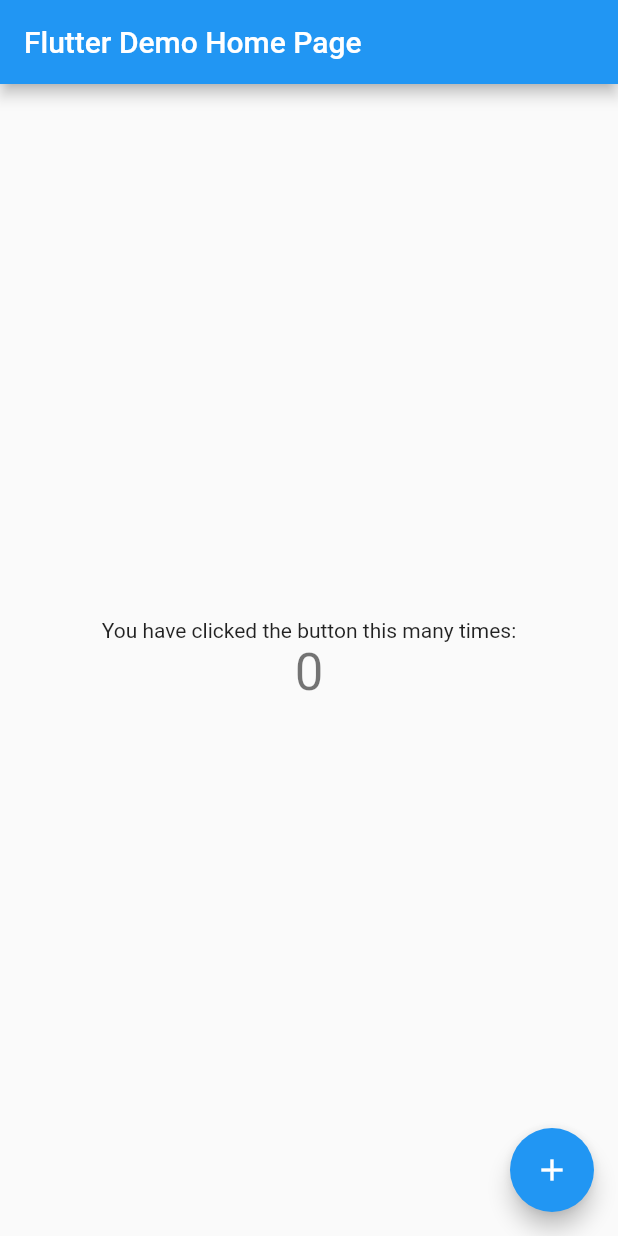
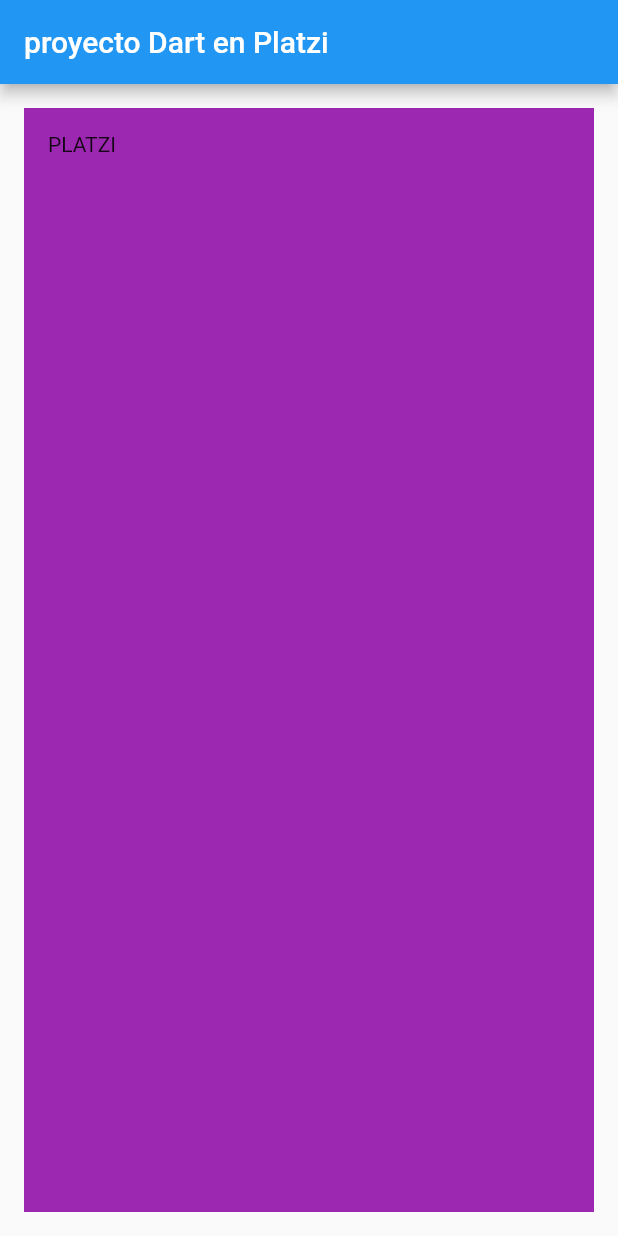
Before and after one commit to JaimeNorato/proyecto_dart_flutter, a Flutter app: the screen it shows after launch, on a phone screen of 412 x 824 dp. Run offline on Flutter 3.47's test engine with Material 2 defaults, Android fonts, the phone set to English and light mode, and no system bars.

Commit message:
container

```diff
--- a/lib/screens/myHomePage.dart
+++ b/lib/screens/myHomePage.dart
@@ -10,14 +10,6 @@ class MyHomePage extends StatefulWidget {
 }
 
 class _MyHomePageState extends State<MyHomePage> {
-  int _counter = 0;
-
-  void _incrementCounter() {
-    setState(() {
-
-      _counter++;
-    });
-  }
 
   @override
   Widget build(BuildContext context) {
@@ -27,27 +19,21 @@ class _MyHomePageState extends State<MyHomePage> {
 
         title: Text(widget.title),
       ),
-      body: Center(
-
-        child: Column(
-
-          mainAxisAlignment: MainAxisAlignment.center,
-          children: <Widget>[
-            Text(
-              'You have clicked the button this many times:',
-            ),
-            Text(
-              '$_counter',
-              style: Theme.of(context).textTheme.display1,
-            ),
-          ],
+      body: Container(
+        width: double.infinity,
+        height: double.infinity,
+        padding: EdgeInsets.all(16),
+        margin: EdgeInsets.all(16),
+        child: Text('Platzi'.toUpperCase()),
+        decoration: BoxDecoration(
+          color: Colors.purple,
         ),
       ),
-      floatingActionButton: FloatingActionButton(
-        onPressed: _incrementCounter,
-        tooltip: 'Increment',
-        child: Icon(Icons.add),
-      ), // This trailing comma makes auto-formatting nicer for build methods.
+//      floatingActionButton: FloatingActionButton(
+//        onPressed: _incrementCounter,
+//        tooltip: 'Increment',
+//        child: Icon(Icons.add),
+//      ), // This trailing comma makes auto-formatting nicer for build methods.
     );
   }
 }
--- a/lib/src/app.dart
+++ b/lib/src/app.dart
@@ -5,12 +5,12 @@ class MyApp extends StatelessWidget {
   @override
   Widget build(BuildContext context) {
     return MaterialApp(
-      title: 'Flutter Demo',
+      title: 'Proyecto en Platzi',
+      debugShowCheckedModeBanner: false,
       theme: ThemeData(
-
         primarySwatch: Colors.blue,
       ),
-      home: MyHomePage(title: 'Flutter Demo Home Page'),
+      home: MyHomePage(title: 'proyecto Dart en Platzi'),
     );
   }
 }
```
